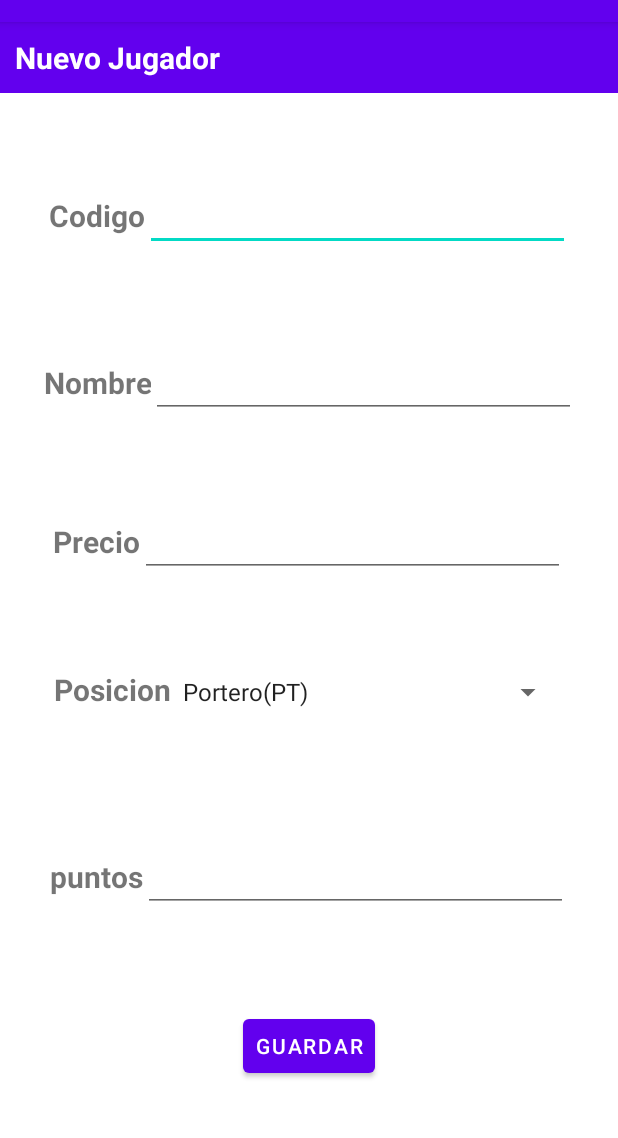
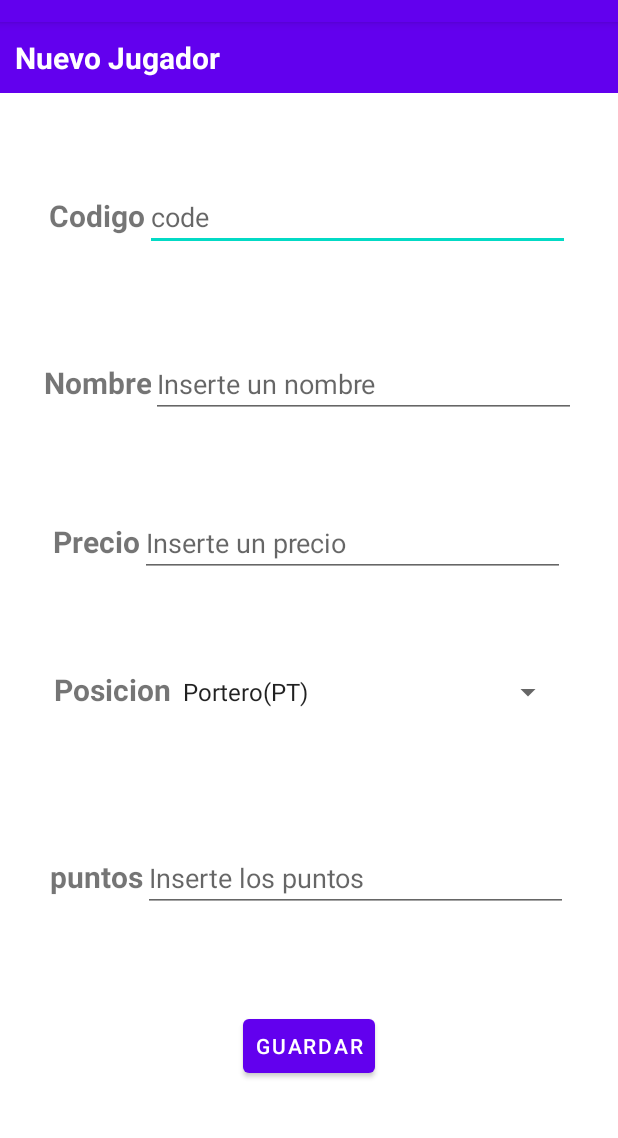
Before and after one commit to rcanelav/Ej1RCV, an Android app: the AddPlayerActivity screen opened directly, with no data from a screen before it, on a phone screen of 412 x 824 dp, the part 62-1200 px from its top. Run offline under Robolectric (Android 15) with nearby library versions, the phone set to English and light mode, and no system bars.

Commit message:
ADD: hints

```diff
--- a/app/src/main/res/layout/activity_add_player.xml
+++ b/app/src/main/res/layout/activity_add_player.xml
@@ -14,7 +14,6 @@
         android:orientation="horizontal"
         app:layout_constraintTop_toTopOf="parent">
         >
-
         <TextView
             android:id="@+id/txtNewPlayer"
             android:layout_width="wrap_content"
@@ -60,6 +59,7 @@
             android:layout_width="283dp"
             android:layout_height="wrap_content"
             android:ems="10"
+            android:hint="code"
             android:inputType="textPersonName"
             app:layout_constraintHorizontal_bias="0.25"
             app:layout_constraintStart_toEndOf="parent"
@@ -94,6 +94,7 @@
             android:layout_width="283dp"
             android:layout_height="wrap_content"
             android:ems="11"
+            android:hint="Inserte un nombre"
             android:inputType="textPersonName"
             app:layout_constraintEnd_toEndOf="parent"
             app:layout_constraintHorizontal_bias="0.25"
@@ -130,6 +131,7 @@
             android:layout_width="283dp"
             android:layout_height="wrap_content"
             android:ems="11"
+            android:hint="Inserte un precio"
             android:inputType="textPersonName"
             app:layout_constraintEnd_toEndOf="parent"
             app:layout_constraintHorizontal_bias="0.25"
@@ -197,6 +199,7 @@
             android:layout_width="283dp"
             android:layout_height="wrap_content"
             android:ems="11"
+            android:hint="Inserte los puntos"
             android:inputType="textPersonName"
             app:layout_constraintEnd_toEndOf="parent"
             app:layout_constraintHorizontal_bias="0.25"
```
